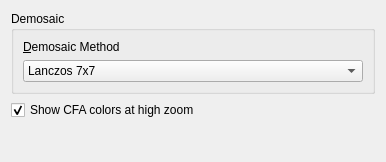
Qt form vmg/ui/demosaic_dialog.ui (cmbruns/vimage) before a commit.
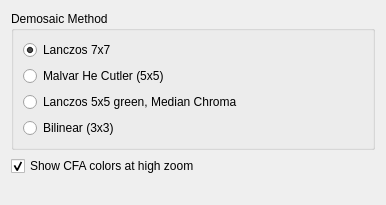
The same form after that commit.

Commit message: Sketch in demosaic dialog class. Implement toggle for "show cfa colors". Refactor CircularComboBox with google AI.

```diff
--- a/vmg/ui/demosaic_dialog.ui
+++ b/vmg/ui/demosaic_dialog.ui
@@ -7,7 +7,7 @@
     <x>0</x>
     <y>0</y>
     <width>386</width>
-    <height>162</height>
+    <height>205</height>
    </rect>
   </property>
   <property name="windowTitle">
@@ -17,41 +17,38 @@
    <item>
     <widget class="QGroupBox" name="groupBox">
      <property name="title">
-      <string>Demosaic</string>
+      <string>Demosaic Method</string>
      </property>
      <layout class="QVBoxLayout" name="verticalLayout">
       <item>
-       <widget class="QLabel" name="label">
-        <property name="text">
-         <string>&amp;Demosaic Method</string>
-        </property>
-        <property name="buddy">
-         <cstring>comboBox</cstring>
-        </property>
-       </widget>
-      </item>
-      <item>
-       <widget class="QComboBox" name="comboBox">
-        <item>
+       <widget class="QRadioButton" name="radioButtonLanczos7x7">
          <property name="text">
           <string>Lanczos 7x7</string>
          </property>
+        <property name="checked">
+         <bool>true</bool>
+        </property>
+       </widget>
         </item>
         <item>
+       <widget class="QRadioButton" name="radioButtonMalvar_He_Cutler_5x5">
          <property name="text">
-          <string>Malvar He Cutler 5x5</string>
-         </property>
+         <string>Malvar He Cutler (5x5)</string>
+        </property>
+       </widget>
         </item>
         <item>
+       <widget class="QRadioButton" name="radioButtonLanczos_5x5_Green_Median_Chroma">
          <property name="text">
-          <string>Lanczos 5x5 green, median chroma</string>
-         </property>
+         <string>Lanczos 5x5 green, Median Chroma</string>
+        </property>
+       </widget>
         </item>
         <item>
+       <widget class="QRadioButton" name="radioButtonBilinear_3x3">
          <property name="text">
-          <string>Bilinear 3x3</string>
-         </property>
-        </item>
+         <string>Bilinear (3x3)</string>
+        </property>
        </widget>
       </item>
      </layout>
```
Left out of the diff: 2 changed lines with no effect on the pictures. Lines whose indentation alone changed are shown as unchanged. The commit also changes 12 other files.
